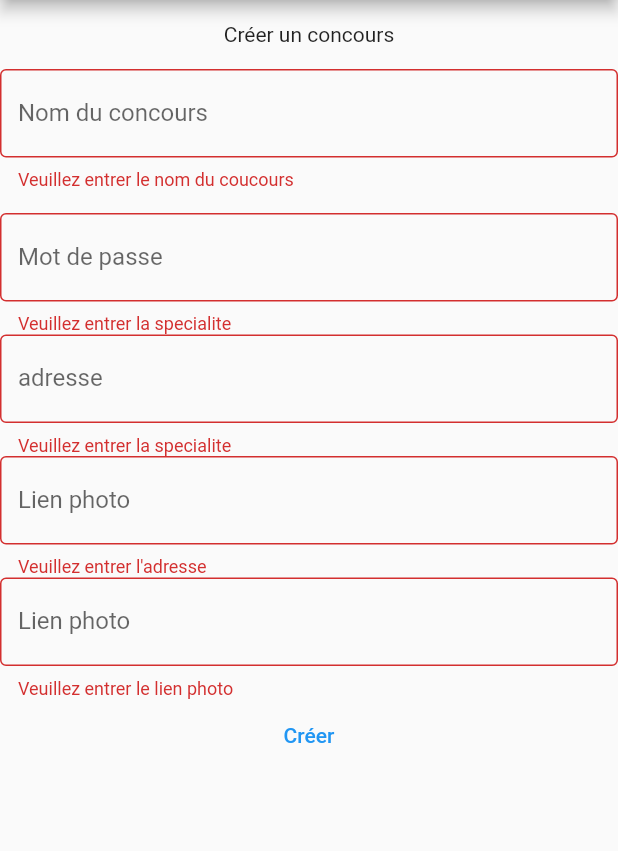
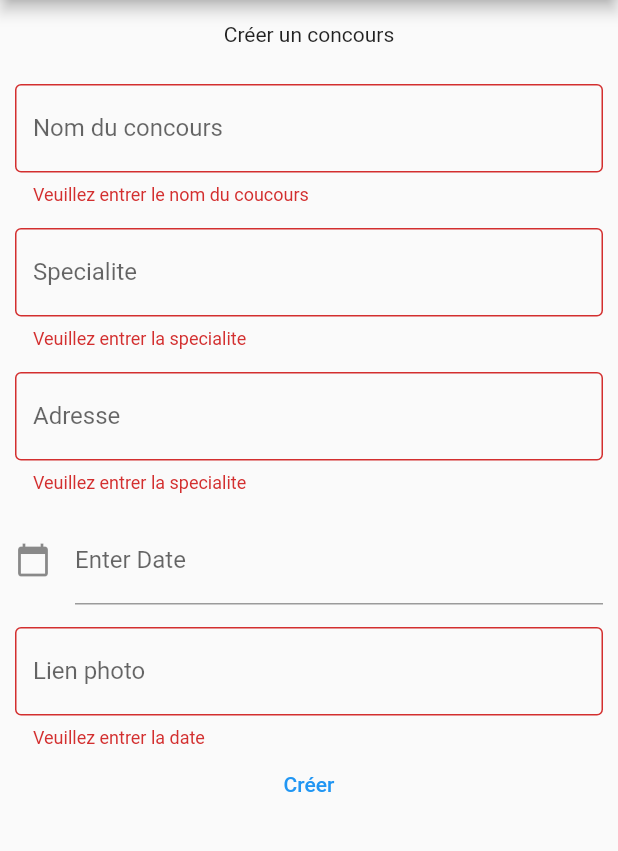
Before and after one commit to MohamedNiaissa/gestion_ecurie_project, a Flutter app: the FormsEvent screen opened by its route, after a tap on "Créer", on a phone screen of 412 x 824 dp, the part 105-956 px from its top. Run offline on Flutter 3.47's test engine with Material 2 defaults, Android fonts, the phone set to English and light mode, and no system bars; our stand-ins replace go_router; missing offline and left inert: mongo_dart, universal_html.

Commit message:
add calendar

```diff
--- /dev/null
+++ b/lib/models/concours.dart
@@ -0,0 +1,23 @@
+class Concours {
+  late String nomConcours;
+  late String specialite;
+  late String adresse;
+  late String photo;
+  late DateTime date;
+  late List participants;
+
+
+  Concours(
+      this.nomConcours, this.specialite, this.adresse, this.photo, this.date, this.participants);
+
+  Map<String, dynamic> toMap() {
+    return {
+      'nomConcours': nomConcours,
+      'specialite': specialite,
+      'adresse': adresse,
+      'photo': photo,
+      'date': date,
+      'participants' : participants
+    };
+  }
+}
--- /dev/null
+++ b/lib/services/insert_event.dart
@@ -0,0 +1,11 @@
+import 'package:gestion_ecurie/models/concours.dart';
+import 'package:gestion_ecurie/models/user.dart';
+import 'package:gestion_ecurie/services/mongodb.dart';
+import '../backend/constant.dart';
+
+insertEvent(nomconcours, specialite, adresse, photo, date ) async {
+  var db = await MongoDataBase.connect();
+  var collection = await db.collection('Concours');
+  Concours newConcours = Concours(nomconcours, specialite, adresse, photo,date,[]);
+  collection.insertOne(newConcours.toMap());
+}
--- a/lib/view/pages/form_concours.dart
+++ b/lib/view/pages/form_concours.dart
@@ -1,8 +1,8 @@
 import 'package:flutter/material.dart';
+import 'package:intl/intl.dart';
 
 class FormConcours extends StatefulWidget {
   const FormConcours({Key? key}) : super(key: key);
-
 
   @override
   State<FormConcours> createState() => _FormConcoursState();
@@ -14,15 +14,22 @@ class _FormConcoursState extends State<FormConcours> {
   TextEditingController adresse = new TextEditingController();
   TextEditingController photo = new TextEditingController();
   TextEditingController date = new TextEditingController();
+
   //TextEditingController participants = new TextEditingController();
 
   final concours_form = GlobalKey<FormState>();
 
+  DateTime date1 = DateTime(2022, 11, 18);
+
+
   @override
   Widget build(BuildContext context) {
-    return Form(
+    return Padding(
+        padding: const EdgeInsets.all(10.0),
+        child: Form(
           key: concours_form,
-        child: Column(children: <Widget>[
+          child: Column(
+            children: <Widget>[
               TextFormField(
                 validator: (value) {
                   if (value == null || value.isEmpty) {
@@ -48,9 +55,10 @@ class _FormConcoursState extends State<FormConcours> {
                 obscureText: true,
                 decoration: InputDecoration(
                   border: OutlineInputBorder(),
-              labelText: 'Mot de passe',
+                  labelText: 'Specialite',
                 ),
               ),
+              SizedBox(height: 15),
               TextFormField(
                 validator: (value) {
                   if (value == null || value.isEmpty) {
@@ -62,27 +70,48 @@ class _FormConcoursState extends State<FormConcours> {
                 obscureText: true,
                 decoration: InputDecoration(
                   border: OutlineInputBorder(),
-              labelText: 'adresse',
+                  labelText: 'Adresse',
                 ),
               ),
+              SizedBox(height: 15),
+              TextField(
+                  controller: date, //editing controller of this TextField
+                  decoration: InputDecoration(
+                      icon: Icon(Icons.calendar_today), //icon of text field
+                      labelText: "Enter Date" //label text of field
+                      ),
+                  readOnly:
+                      true, //set it true, so that user will not able to edit text
+                  onTap: () async {
+                    DateTime? pickedDate = await showDatePicker(
+                        context: context,
+                        initialDate: DateTime.now(),
+                        firstDate: DateTime(2000),
+                        //DateTime.now() - not to allow to choose before today.
+                        lastDate: DateTime(2101));
+
+                    if (pickedDate != null) {
+                      print(
+                          pickedDate); //pickedDate output format => 2021-03-10 00:00:00.000
+                      String formattedDate =
+                          DateFormat('yyyy-MM-dd').format(pickedDate);
+                      print(
+                          formattedDate); //formatted date output using intl package =>  2021-03-16
+                      //you can implement different kind of Date Format here according to your requirement
+
+                      setState(() {
+                        date.text =
+                            formattedDate; //set output date to TextField value.
+                      });
+                    } else {
+                      print("Date is not selected");
+                    }
+                  }),
+              SizedBox(height: 15),
               TextFormField(
                 validator: (value) {
                   if (value == null || value.isEmpty) {
-                return "Veuillez entrer l'adresse";
-              }
-              return null;
-            },
-            controller: photo,
-            obscureText: true,
-            decoration: InputDecoration(
-              border: OutlineInputBorder(),
-              labelText: 'Lien photo',
-            ),
-          ),
-          TextFormField(
-            validator: (value) {
-              if (value == null || value.isEmpty) {
-                return 'Veuillez entrer le lien photo';
+                    return 'Veuillez entrer la date';
                   }
                   return null;
                 },
@@ -95,15 +124,15 @@ class _FormConcoursState extends State<FormConcours> {
               ),
               Center(
                 child: TextButton(
-              onPressed:  ()  async => {
+                  onPressed: () async => {
                     if (concours_form.currentState!.validate())
-                  {
-                      Navigator.pop(context, 'OK')
-                  },
+                      {Navigator.pop(context, 'OK')},
                   },
                   child: const Text('Créer'),
                 ),
               ),
-        ]));
+            ],
+          ),
+        ));
   }
 }
--- a/pubspec.yaml
+++ b/pubspec.yaml
@@ -39,6 +39,7 @@ dependencies:
 
   mongo_dart: ^0.8.0
   universal_html: ^2.0.8
+  intl: ^0.17.0
 
 
 dev_dependencies:
```
Lines whose indentation alone changed are shown as unchanged.
